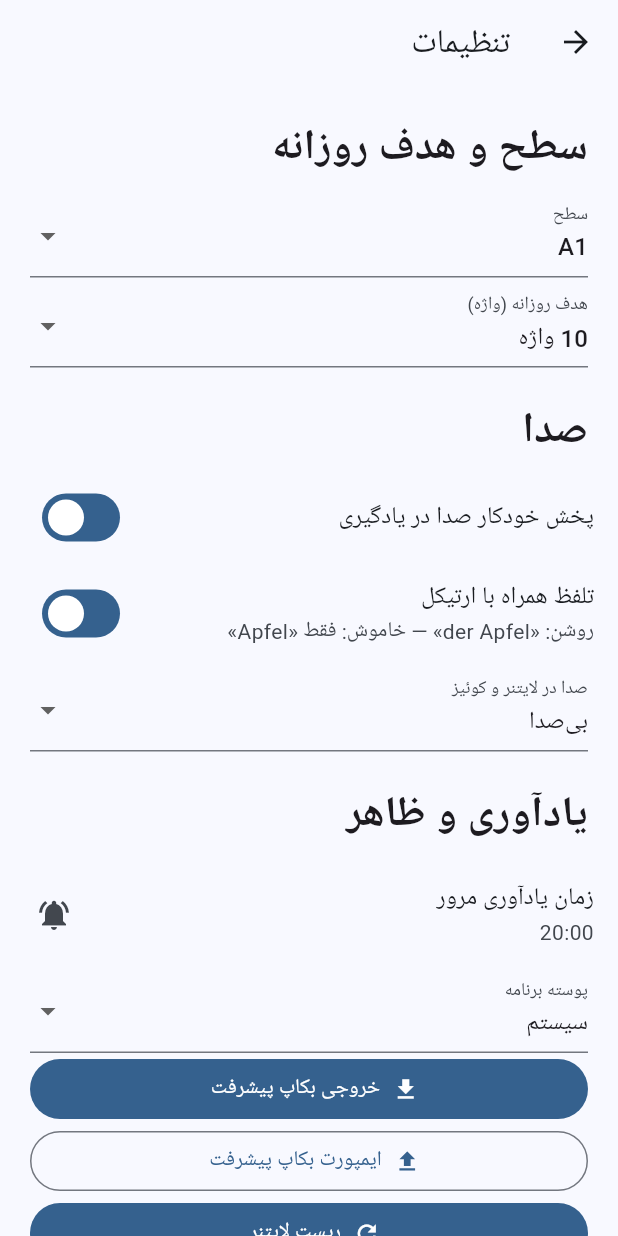
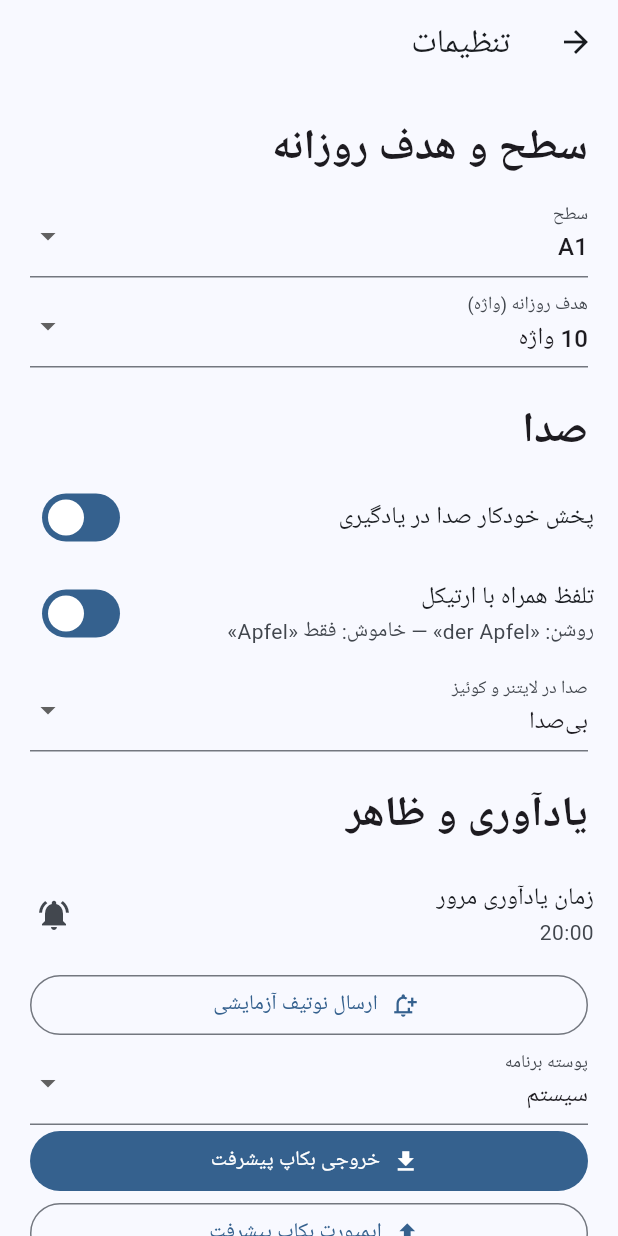
Before and after one commit to MG-530/WortSchatz, a Flutter app: the SettingsPage screen opened directly, on a phone screen of 412 x 824 dp. Run offline on Flutter 3.47's test engine with Material 3 defaults, Android fonts, the phone set to English and light mode, and no system bars; our stand-ins replace file_picker, flutter_local_notifications, flutter_timezone, flutter_tts, google_fonts, shared_preferences and 3 more; missing offline and left inert: home_widget, workmanager; accounts and stored records are empty; Roboto replaces fonts that are missing (Vazirmatn).

Commit message:
feat(notify): on-device test notification button

```diff
--- a/lib/screens/settings_page.dart
+++ b/lib/screens/settings_page.dart
@@ -245,18 +245,27 @@ class _SettingsState extends State<SettingsPage> {
               onTap: pick),
           Padding(
               padding: const EdgeInsets.symmetric(horizontal: 20),
+              child: OutlinedButton.icon(
+                  onPressed: () async {
+                    final ok = await NotifyService.showTest();
+                    if (mounted) {
+                      setState(() => message = ok
+                          ? 'نوتیف آزمایشی تا ۱۰ ثانیه دیگر می‌آید'
+                          : 'نوتیف در این دستگاه پشتیبانی نمی‌شود');
+                    }
+                  },
+                  icon: const Icon(Icons.notification_add_outlined),
+                  label: const Text('ارسال نوتیف آزمایشی'))),
+          Padding(
+              padding: const EdgeInsets.symmetric(horizontal: 20),
               child: DropdownButtonFormField<String>(
                   key: ValueKey('theme-$themeMode'),
                   initialValue: themeMode,
-                  decoration:
-                      const InputDecoration(labelText: 'پوسته برنامه'),
+                  decoration: const InputDecoration(labelText: 'پوسته برنامه'),
                   items: const [
-                    DropdownMenuItem(
-                        value: 'system', child: Text('سیستم')),
-                    DropdownMenuItem(
-                        value: 'light', child: Text('روشن')),
-                    DropdownMenuItem(
-                        value: 'dark', child: Text('تیره')),
+                    DropdownMenuItem(value: 'system', child: Text('سیستم')),
+                    DropdownMenuItem(value: 'light', child: Text('روشن')),
+                    DropdownMenuItem(value: 'dark', child: Text('تیره')),
                   ],
                   onChanged: (v) async {
                     if (v != null) {
```
Also changed, not shown: lib/services/notification_service.dart (+25 -0 lines).
